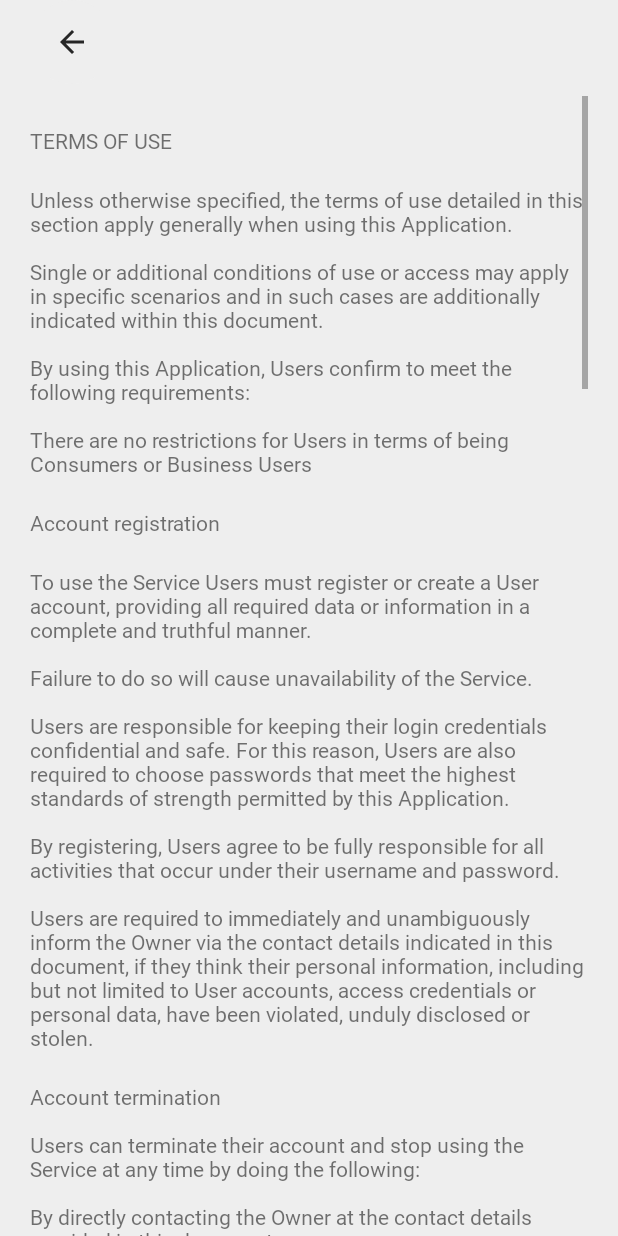
After one commit to Thigraa/ShotSpot, an Android app: the fragment TermsFragment placed in its activity, on a phone screen of 412 x 824 dp. The commit adds this screen. Run offline under Robolectric (Android 15) with nearby library versions, the phone set to English and light mode, and no system bars.

Commit message:
Changes
Created Terms And Conditions fragment
Seted layout and set click on floating action button
Seted click also on FABs of Register and Login

```diff
--- a/app/src/main/java/com/shotspot/fragments/LoginFragment.java
+++ b/app/src/main/java/com/shotspot/fragments/LoginFragment.java
@@ -16,6 +16,7 @@ import android.widget.EditText;
 import android.widget.ProgressBar;
 import android.widget.Toast;
 
+import com.google.android.material.floatingactionbutton.FloatingActionButton;
 import com.shotspot.R;
 import com.shotspot.database.Person_CRUD;
 import com.shotspot.helper.Encryptor;
@@ -30,6 +31,7 @@ public class LoginFragment extends Fragment {
     private EditText usernameEdittext, passwordEdittext;
     private Button login;
     private ProgressBar progressBar;
+    private FloatingActionButton closeButton;
 
     public LoginFragment() {
         // Required empty public constructor
@@ -51,8 +53,15 @@ public class LoginFragment extends Fragment {
         passwordEdittext = v.findViewById(R.id.passwordEdittextLogin);
         login = v.findViewById(R.id.buttonLogin);
         progressBar = v.findViewById(R.id.progressBar);
+        closeButton = v.findViewById(R.id.close_login);
 
         //Set on click listeners
+        closeButton.setOnClickListener(new View.OnClickListener() {
+            @Override
+            public void onClick(View v) {
+                getFragmentManager().popBackStack();
+            }
+        });
         login.setOnClickListener(new View.OnClickListener() {
             @RequiresApi(api = Build.VERSION_CODES.KITKAT)
             @Override
--- a/app/src/main/java/com/shotspot/fragments/RegisterFragment.java
+++ b/app/src/main/java/com/shotspot/fragments/RegisterFragment.java
@@ -16,6 +16,7 @@ import android.widget.ProgressBar;
 import android.widget.TextView;
 import android.widget.Toast;
 
+import com.google.android.material.floatingactionbutton.FloatingActionButton;
 import com.shotspot.R;
 import com.shotspot.database.DatabaseConnection;
 import com.shotspot.database.Person_CRUD;
@@ -32,6 +33,8 @@ public class RegisterFragment extends Fragment {
     private CheckBox checkBox;
     private Button register;
     private ProgressBar progressBar;
+    FloatingActionButton closeButton;
+
 
     public RegisterFragment() {
     }
@@ -55,7 +58,21 @@ public class RegisterFragment extends Fragment {
        checkBoxText = v.findViewById(R.id.termsAndConditions);
        register = v.findViewById(R.id.register_register);
        progressBar = v.findViewById(R.id.progressBar);
+       closeButton = v.findViewById(R.id.close_register);
+        closeButton.setOnClickListener(new View.OnClickListener() {
+            @Override
+            public void onClick(View v) {
+                getFragmentManager().popBackStack();
+            }
+        });
         //Set on click listener
+        checkBoxText.setOnClickListener(new View.OnClickListener() {
+            @Override
+            public void onClick(View v) {
+                replaceFragment(new TermsFragment());
+            }
+        });
+
        register.setOnClickListener(new View.OnClickListener() {
            @RequiresApi(api = Build.VERSION_CODES.KITKAT)
            @Override
--- /dev/null
+++ b/app/src/main/java/com/shotspot/fragments/TermsFragment.java
@@ -0,0 +1,53 @@
+package com.shotspot.fragments;
+
+import android.os.Bundle;
+
+import androidx.annotation.NonNull;
+import androidx.annotation.Nullable;
+import androidx.fragment.app.Fragment;
+
+import android.view.LayoutInflater;
+import android.view.View;
+import android.view.ViewGroup;
+import android.widget.Toast;
+
+import com.google.android.material.floatingactionbutton.FloatingActionButton;
+import com.shotspot.R;
+
+
+public class TermsFragment extends Fragment {
+    FloatingActionButton closeButton;
+    public TermsFragment() {
+        // Required empty public constructor
+    }
+
+    @Override
+    public void onCreate(Bundle savedInstanceState) {
+        super.onCreate(savedInstanceState);
+
+    }
+
+    @Override
+    public View onCreateView(LayoutInflater inflater, ViewGroup container,
+                             Bundle savedInstanceState) {
+        // Inflate the layout for this fragmentç
+        View v = inflater.inflate(R.layout.fragment_terms, container, false);
+        closeButton = v.findViewById(R.id.closeTerms);
+        closeButton.bringToFront();
+        closeButton.setOnClickListener(new View.OnClickListener() {
+            @Override
+            public void onClick(View v) {
+                getFragmentManager().popBackStack();
+            }
+        });
+
+
+
+        return v;
+    }
+
+    @Override
+    public void onViewCreated(@NonNull View view, @Nullable Bundle savedInstanceState) {
+        super.onViewCreated(view, savedInstanceState);
+    }
+}
--- a/app/src/main/res/layout/fragment_login.xml
+++ b/app/src/main/res/layout/fragment_login.xml
@@ -123,7 +123,7 @@
           app:shapeAppearanceOverlay="@style/buttonRounded" />
 
       <com.google.android.material.floatingactionbutton.FloatingActionButton
-          android:id="@+id/floatingActionButton"
+          android:id="@+id/close_login"
           android:layout_width="wrap_content"
           android:layout_height="wrap_content"
           android:layout_marginTop="40dp"
--- a/app/src/main/res/layout/fragment_register.xml
+++ b/app/src/main/res/layout/fragment_register.xml
@@ -26,7 +26,7 @@
             app:layout_constraintTop_toTopOf="parent" />
 
         <com.google.android.material.floatingactionbutton.FloatingActionButton
-            android:id="@+id/floatingActionButton"
+            android:id="@+id/close_register"
             android:layout_width="wrap_content"
             android:layout_height="wrap_content"
             android:layout_marginTop="40dp"
@@ -206,7 +206,7 @@
             android:layout_height="wrap_content"
             android:layout_marginStart="32dp"
             android:layout_marginLeft="32dp"
-            android:checked="true"
+            android:checked="false"
             app:buttonTint="?attr/mainText"
             app:layout_constraintBottom_toTopOf="@+id/register_register"
             app:layout_constraintStart_toStartOf="parent"
--- /dev/null
+++ b/app/src/main/res/layout/fragment_terms.xml
@@ -0,0 +1,220 @@
+<?xml version="1.0" encoding="utf-8"?>
+<FrameLayout xmlns:android="http://schemas.android.com/apk/res/android"
+    xmlns:app="http://schemas.android.com/apk/res-auto"
+    xmlns:tools="http://schemas.android.com/tools"
+    android:layout_width="match_parent"
+    android:layout_height="match_parent"
+    tools:context=".fragments.TermsFragment"
+    android:background="?attr/bgColor">
+    <androidx.constraintlayout.widget.ConstraintLayout
+        android:layout_width="match_parent"
+        android:layout_height="match_parent">
+
+        <com.google.android.material.floatingactionbutton.FloatingActionButton
+            android:id="@+id/closeTerms"
+            android:layout_width="wrap_content"
+            android:layout_height="wrap_content"
+            android:layout_marginBottom="32dp"
+            android:clickable="true"
+            android:focusable="true"
+            android:src="?attr/actionModeCloseDrawable"
+            app:backgroundTint="?attr/bgColor"
+            app:borderWidth="0dp"
+            app:elevation="0dp"
+            app:layout_constraintBottom_toTopOf="@+id/scrollView2"
+            app:layout_constraintEnd_toEndOf="parent"
+            app:layout_constraintHorizontal_bias="0.056"
+            app:layout_constraintStart_toStartOf="parent"
+            app:layout_constraintTop_toTopOf="parent"
+            app:layout_constraintVertical_bias="0.0"
+            app:tint="?attr/mainText" />
+
+        <ScrollView
+            android:id="@+id/scrollView2"
+            android:layout_width="match_parent"
+            android:layout_height="wrap_content"
+            android:layout_marginHorizontal="20dp"
+            android:layout_marginTop="64dp"
+            app:layout_constraintTop_toTopOf="parent"
+            tools:layout_editor_absoluteX="20dp">
+
+            <LinearLayout
+                android:layout_width="match_parent"
+                android:layout_height="match_parent"
+                android:orientation="vertical">
+
+                <TextView
+                    android:layout_width="match_parent"
+                    android:layout_height="wrap_content"
+                    android:layout_marginTop="20dp"
+                    android:fontFamily="@font/raleway_regular"
+                    android:text="TERMS OF USE" />
+
+                <TextView
+                    android:layout_width="match_parent"
+                    android:layout_height="wrap_content"
+                    android:layout_marginTop="20dp"
+                    android:fontFamily="@font/raleway_regular"
+                    android:text="Unless otherwise specified, the terms of use detailed in this section apply generally when using this Application.
+
+                      \n\nSingle or additional conditions of use or access may apply in specific scenarios and in such cases are additionally indicated within this document.
+
+                      \n\nBy using this Application, Users confirm to meet the following requirements:
+
+                      \n\nThere are no restrictions for Users in terms of being Consumers or Business Users" />
+
+                <TextView
+                    android:layout_width="match_parent"
+                    android:layout_height="wrap_content"
+                    android:layout_marginTop="20dp"
+                    android:fontFamily="@font/raleway_regular"
+                    android:text="Account registration" />
+
+                <TextView
+                    android:layout_width="match_parent"
+                    android:layout_height="wrap_content"
+                    android:layout_marginTop="20dp"
+                    android:fontFamily="@font/raleway_regular"
+                    android:text="To use the Service Users must register or create a User account, providing all required data or information in a complete and truthful manner.
+                        \n\nFailure to do so will cause unavailability of the Service.
+
+                        \n\nUsers are responsible for keeping their login credentials confidential and safe. For this reason, Users are also required to choose passwords that meet the highest standards of strength permitted by this Application.
+
+                        \n\nBy registering, Users agree to be fully responsible for all activities that occur under their username and password.
+                        \n\nUsers are required to immediately and unambiguously inform the Owner via the contact details indicated in this document, if they think their personal information, including but not limited to User accounts, access credentials or personal data, have been violated, unduly disclosed or stolen." />
+
+                <TextView
+                    android:layout_width="match_parent"
+                    android:layout_height="wrap_content"
+                    android:layout_marginTop="20dp"
+                    android:fontFamily="@font/raleway_regular"
+                    android:text="Account termination
+                        \n\nUsers can terminate their account and stop using the Service at any time by doing the following:
+
+                        \n\nBy directly contacting the Owner at the contact details provided in this document." />
+
+                <TextView
+                    android:layout_width="match_parent"
+                    android:layout_height="wrap_content"
+                    android:layout_marginTop="20dp"
+                    android:fontFamily="@font/raleway_regular"
+                    android:text="Account suspension and deletion
+                        \n\nThe Owner reserves the right, at its sole discretion, to suspend or delete at any time and without notice, User accounts which it deems inappropriate, offensive or in violation of these Terms.
+
+                        \n\nThe suspension or deletion of User accounts shall not entitle Users to any claims for compensation, damages or reimbursement.
+
+                        \n\nThe suspension or deletion of accounts due to causes attributable to the User does not exempt the User from paying any applicable fees or prices." />
+
+                <TextView
+                    android:layout_width="match_parent"
+                    android:layout_height="wrap_content"
+                    android:layout_marginTop="20dp"
+                    android:fontFamily="@font/raleway_regular"
+                    android:text="Content on this Application
+                        \n\nUnless where otherwise specified or clearly recognizable, all content available on this Application is owned or provided by the Owner or its licensors.
+
+                        \n\nThe Owner undertakes its utmost effort to ensure that the content provided on this Application infringes no applicable legal provisions or third-party rights. However, it may not always be possible to achieve such a result.
+                        \n\nIn such cases, without prejudice to any legal prerogatives of Users to enforce their rights, Users are kindly asked to preferably report related complaints using the contact details provided in this document." />
+
+                <TextView
+                    android:layout_width="match_parent"
+                    android:layout_height="wrap_content"
+                    android:layout_marginTop="20dp"
+                    android:fontFamily="@font/raleway_regular"
+                    android:text="Rights regarding content on this Application - All rights reserved
+                        \n\nThe Owner holds and reserves all intellectual property rights for any such content.
+
+                        \n\nUsers may not therefore use such content in any way that is not necessary or implicit in the proper use of the Service.
+
+                        \n\nIn particular, but without limitation, Users may not copy, download, share (beyond the limits set forth below), modify, translate, transform, publish, transmit, sell, sublicense, edit, transfer/assign to third parties or create derivative works from the content available on this Application, nor allow any third party to do so through the User or their device, even without the User's knowledge.
+
+                        \n\nWhere explicitly stated on this Application, the User may download, copy and/or share some content available through this Application for its sole personal and non-commercial use and provided that the copyright attributions and all the other attributions requested by the Owner are correctly implemented.
+
+                        \n\nAny applicable statutory limitation or exception to copyright shall stay unaffected." />
+
+                <TextView
+                    android:layout_width="match_parent"
+                    android:layout_height="wrap_content"
+                    android:layout_marginTop="20dp"
+                    android:fontFamily="@font/raleway_regular"
+                    android:text="Content provided by Users
+                        \n\nThe Owner allows Users to upload, share or provide their own content to this Application.
+
+                        \n\nBy providing content to this Application, Users confirm that they are legally allowed to do so and that they are not infringing any statutory provisions and/or third-party rights." />
+
+                <TextView
+                    android:layout_width="match_parent"
+                    android:layout_height="wrap_content"
+                    android:layout_marginTop="20dp"
+                    android:fontFamily="@font/raleway_regular"
+                    android:text="Rights regarding content provided by Users
+                        \n\nUsers acknowledge and accept that by providing their own content on this Application they grant the Owner a non-exclusive, fully paid-up and royalty-free license to process such content solely for the operation and maintenance of this Application as contractually required.
+
+                        \n\nTo the extent permitted by applicable law, Users waive any moral rights in connection with content they provide to this Application.
+
+                        \n\nUsers acknowledge, accept and confirm that all content they provide through this Application is provided subject to the same general conditions set forth for content on this Application.
+
+" />
+
+                <TextView
+                    android:layout_width="match_parent"
+                    android:layout_height="wrap_content"
+                    android:layout_marginTop="20dp"
+                    android:fontFamily="@font/raleway_regular"
+                    android:text="Liability for provided content
+                        \n\nUsers are solely liable for any content they upload, post, share, or provide through this Application. Users acknowledge and accept that the Owner does not filter or moderate such content.
+
+                        \n\nHowever, the Owner reserves the right to remove, delete, block or rectify such content at its own discretion and to, without prior notice, deny the uploading User access to this Application:
+
+                        \n\nif any complaint based on such content is received;
+                        \n\nif a notice of infringement of intellectual property rights is received;
+                        \n\nupon order of a public authority; or
+                        \n\nwhere the Owner is made aware that the content, while being accessible via this Application, may represent a risk for Users, third parties and/or the availability of the Service.
+                        \n\nThe removal, deletion, blocking or rectification of content shall not entitle Users that have provided such content or that are liable for it, to any claims for compensation, damages or reimbursement.
+                        \n\nUsers agree to hold the Owner harmless from and against any claim asserted and/or damage suffered due to content they provided to or provided through this Application.
+
+" />
+
+                <TextView
+                    android:layout_width="match_parent"
+                    android:layout_height="wrap_content"
+                    android:layout_marginTop="20dp"
+                    android:fontFamily="@font/raleway_regular"
+                    android:text="Access to external resources
+                        \n\nThrough this Application Users may have access to external resources provided by third parties. Users acknowledge and accept that the Owner has no control over such resources and is therefore not responsible for their content and availability.
+
+                        \n\nConditions applicable to any resources provided by third parties, including those applicable to any possible grant of rights in content, result from each such third parties’ terms and conditions or, in the absence of those, applicable statutory law.
+
+" />
+
+                <TextView
+                    android:layout_width="match_parent"
+                    android:layout_height="wrap_content"
+                    android:layout_marginTop="20dp"
+                    android:fontFamily="@font/raleway_regular"
+                    android:text="Acceptable use
+                        \n\nThis Application and the Service may only be used within the scope of what they are provided for, under these Terms and applicable law.
+
+                        \n\nUsers are solely responsible for making sure that their use of this Application and/or the Service violates no applicable law, regulations or third-party rights.
+
+                        \n\nTherefore, the Owner reserves the right to take any appropriate measure to protect its legitimate interests including by denying Users access to this Application or the Service, terminating contracts, reporting any misconduct performed through this Application or the Service to the competent authorities – such as judicial or administrative authorities - whenever Users engage or are suspected to engage in any of the following activities:
+
+                        \n\nviolate laws, regulations and/or these Terms;
+                        \n\ninfringe any third-party rights;
+                        \n\nconsiderably impair the Owner’s legitimate interests;
+                        \n\noffend the Owner or any third party." />
+
+                <TextView
+                    android:layout_width="match_parent"
+                    android:layout_height="wrap_content"
+                    android:layout_marginTop="20dp"
+                    android:fontFamily="@font/raleway_regular"
+                    android:text="Account termination
+                        \n\nUsers can terminate their account and stop using the Service at any time by doing the following:
+
+                        \n\nBy directly contacting the Owner at the contact details provided in this document." />
+            </LinearLayout>
+        </ScrollView>
+    </androidx.constraintlayout.widget.ConstraintLayout>
+
+</FrameLayout>
```
